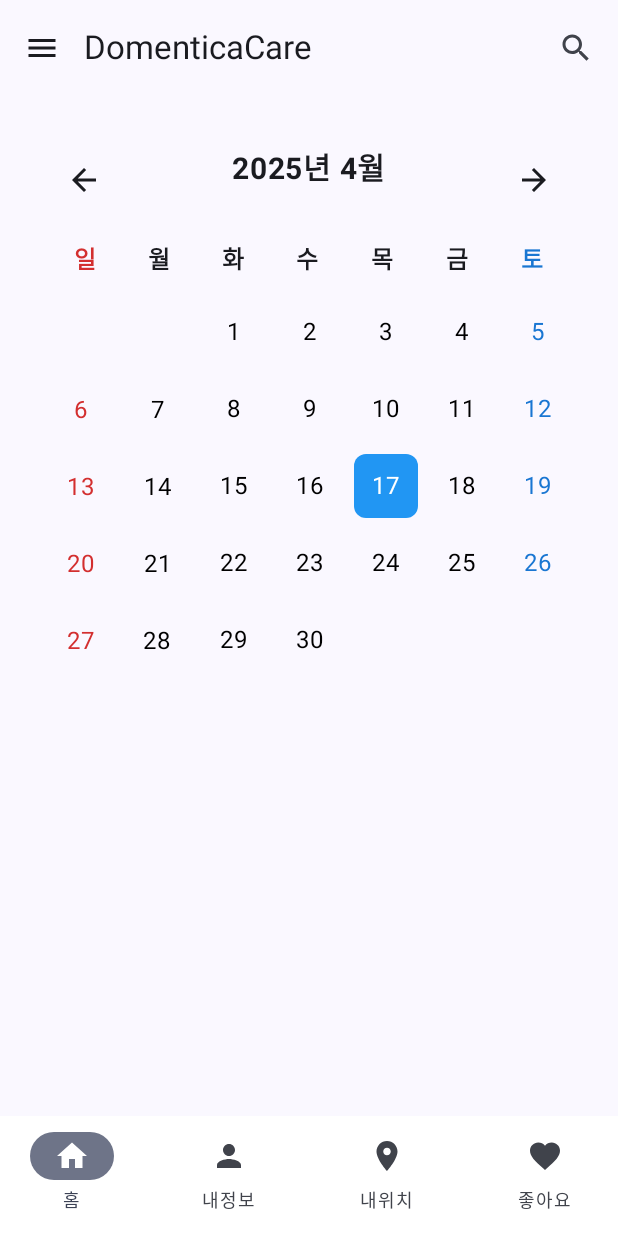
After one commit to DomentiaCare/DomentiaCare, an Android app built with Jetpack Compose: the ScheduleScreen screen opened through its navigation route, on a phone screen of 412 x 824 dp. The commit adds this screen. Run offline under Robolectric (Android 15) with nearby library versions, the phone set to English and light mode, and no system bars; our stand-ins replace Dagger/Hilt's generated code; libraries missing offline, so code that uses them is left out: com.kizitonwose.calendar; 2 statements that could not run were skipped.

Commit message:
홈화면, 일정관리
홈화면에서 일정관리 넘어가게 해둠
일정관리는 달력만 볼 수 있음 아직

```diff
--- a/app/src/main/java/com/example/domentiacare/MainActivity.kt
+++ b/app/src/main/java/com/example/domentiacare/MainActivity.kt
@@ -14,14 +14,15 @@ import androidx.compose.runtime.setValue
 import androidx.compose.ui.Modifier
 import androidx.compose.ui.tooling.preview.Preview
 import com.example.domentiacare.data.local.TokenManager
+import com.example.domentiacare.ui.AppNavHost
 import com.example.domentiacare.ui.screen.home.HomeScreen
 import com.example.domentiacare.ui.screen.login.LoginScreen
-import com.example.domentiacare.ui.screen.navigate.NavigateScreen
 import com.example.domentiacare.ui.theme.DomentiaCareTheme
+
 
 class MainActivity : ComponentActivity() {
 
-    private val IS_DEV_MODE = false
+    private val IS_DEV_MODE = true
 
     override fun onCreate(savedInstanceState: Bundle?) {
         super.onCreate(savedInstanceState)
@@ -29,7 +30,8 @@ class MainActivity : ComponentActivity() {
         setContent {
             DomentiaCareTheme {
                 if (IS_DEV_MODE) {
-                    NavigateScreen()
+//                    NavigateScreen()
+                    AppNavHost() //이 함수 안에 초기 화면과 이동화면들 정의되어있음
                 } else {
                     // ✅ remember 상태로 jwtToken 관리
                     var jwtToken by remember { mutableStateOf(TokenManager.getToken()) }
--- /dev/null
+++ b/app/src/main/java/com/example/domentiacare/data/model/Holiday.kt
@@ -0,0 +1,8 @@
+package com.example.domentiacare.data.model
+
+import java.time.LocalDate
+
+data class Holiday(
+    val date: LocalDate,
+    val name: String
+)
--- /dev/null
+++ b/app/src/main/java/com/example/domentiacare/data/remote/HolidayRetrofitClient.kt
@@ -0,0 +1,19 @@
+package com.example.domentiacare.data.remote
+
+import com.example.domentiacare.data.remote.api.HolidayApi
+import okhttp3.OkHttpClient
+import retrofit2.Retrofit
+import retrofit2.converter.gson.GsonConverterFactory
+
+object HolidayRetrofitClient {
+    private const val BASE_URL = "http://apis.data.go.kr/"
+
+    private val client = OkHttpClient.Builder().build()
+
+    val holidayApi: HolidayApi = Retrofit.Builder()
+        .baseUrl(BASE_URL)
+        .client(client)
+        .addConverterFactory(GsonConverterFactory.create())
+        .build()
+        .create(HolidayApi::class.java)
+}
--- /dev/null
+++ b/app/src/main/java/com/example/domentiacare/data/remote/api/HolidayApi.kt
@@ -0,0 +1,14 @@
+package com.example.domentiacare.data.remote.api
+
+import com.example.domentiacare.data.remote.dto.HolidayResponse
+import retrofit2.http.GET
+import retrofit2.http.Query
+
+interface HolidayApi {
+    @GET("B090041/openapi/service/SpcdeInfoService/getRestDeInfo")
+    suspend fun getHolidays(
+        @Query("ServiceKey") serviceKey: String,
+        @Query("solYear") year: Int,
+        @Query("solMonth") month: String,
+    ): HolidayResponse
+}
--- /dev/null
+++ b/app/src/main/java/com/example/domentiacare/data/remote/dto/HolidayResponse.kt
@@ -0,0 +1,23 @@
+package com.example.domentiacare.data.remote.dto
+
+data class HolidayResponse(
+    val response: ResponseBody
+)
+
+data class ResponseBody(
+    val body: HolidayBody
+)
+
+data class HolidayBody(
+    val items: HolidayItems
+)
+
+data class HolidayItems(
+    val item: List<HolidayItem>?
+)
+
+data class HolidayItem(
+    val dateName: String,
+    val locdate: Long,
+    val isHoliday: String
+)
--- /dev/null
+++ b/app/src/main/java/com/example/domentiacare/data/remote/repository/HolidayRepository.kt
@@ -0,0 +1,31 @@
+package com.example.domentiacare.data.remote.repository
+
+
+
+import com.example.domentiacare.data.remote.HolidayRetrofitClient
+import java.time.LocalDate
+import java.time.format.DateTimeFormatter
+
+class HolidayRepository {
+    private val api = HolidayRetrofitClient.holidayApi
+
+    suspend fun getHolidays(year: Int, month: Int): Map<LocalDate, String> {
+        return try {
+            val response = api.getHolidays(
+                serviceKey = "tmJtQWmquLnWY7NBb6ZZrcKN8/zsBSPne7uuOZPhNgUdmqv9/FXZtfGK04yCXZBrHdkQxBzEkZzEGDLXcT9BXA==", // 🔑 여기에 인증키 넣기
+                year = year,
+                month = String.format("%02d", month)
+            )
+
+            response.response.body.items.item?.associate {
+                val date = LocalDate.parse(
+                    it.locdate.toString(),
+                    DateTimeFormatter.ofPattern("yyyyMMdd")
+                )
+                date to it.dateName
+            } ?: emptyMap()
+        } catch (e: Exception) {
+            emptyMap()
+        }
+    }
+}
--- /dev/null
+++ b/app/src/main/java/com/example/domentiacare/ui/AppNavHost.kt
@@ -0,0 +1,21 @@
+package com.example.domentiacare.ui
+
+import androidx.compose.runtime.Composable
+import androidx.navigation.compose.NavHost
+import androidx.navigation.compose.composable
+import androidx.navigation.compose.rememberNavController
+import com.example.domentiacare.ui.screen.home.Home
+import com.example.domentiacare.ui.screen.schedule.ScheduleScreen
+
+@Composable
+fun AppNavHost() {
+    val navController = rememberNavController()
+
+    NavHost(
+        navController = navController,
+        startDestination = "home"
+    ) {
+        composable("home") { Home(navController) }
+        composable("schedule") { ScheduleScreen(navController) }
+    }
+}
--- /dev/null
+++ b/app/src/main/java/com/example/domentiacare/ui/component/BottomNavBar.kt
@@ -0,0 +1,46 @@
+package com.example.domentiacare.ui.component
+
+import androidx.compose.material.icons.Icons
+import androidx.compose.material.icons.filled.Favorite
+import androidx.compose.material.icons.filled.Home
+import androidx.compose.material.icons.filled.LocationOn
+import androidx.compose.material.icons.filled.Person
+import androidx.compose.material3.Icon
+import androidx.compose.material3.NavigationBar
+import androidx.compose.material3.NavigationBarItem
+import androidx.compose.material3.Text
+import androidx.compose.runtime.Composable
+import androidx.compose.ui.graphics.Color
+
+
+@Composable
+fun BottomNavBar() {
+    NavigationBar(
+        containerColor = Color.White
+    ) {
+        NavigationBarItem(
+            selected = true,
+            onClick = { /* TODO */  },
+            icon = { Icon(Icons.Default.Home, contentDescription = "홈") },
+            label = { Text("홈") }
+        )
+        NavigationBarItem(
+            selected = false,
+            onClick = { /* TODO */ },
+            icon = { Icon(Icons.Default.Person, contentDescription = "내정보") },
+            label = { Text("내정보") }
+        )
+        NavigationBarItem(
+            selected = false,
+            onClick = { /* TODO */ },
+            icon = { Icon(Icons.Default.LocationOn, contentDescription = "내위치") },
+            label = { Text("내위치") }
+        )
+        NavigationBarItem(
+            selected = false,
+            onClick = { /* TODO */ },
+            icon = { Icon(Icons.Default.Favorite, contentDescription = "좋아요") },
+            label = { Text("좋아요") }
+        )
+    }
+}
--- /dev/null
+++ b/app/src/main/java/com/example/domentiacare/ui/component/CustomCalendar.kt
@@ -0,0 +1,160 @@
+package com.example.domentiacare.ui.component
+
+import androidx.compose.foundation.background
+import androidx.compose.foundation.clickable
+import androidx.compose.foundation.layout.Arrangement
+import androidx.compose.foundation.layout.Box
+import androidx.compose.foundation.layout.Column
+import androidx.compose.foundation.layout.PaddingValues
+import androidx.compose.foundation.layout.Row
+import androidx.compose.foundation.layout.Spacer
+import androidx.compose.foundation.layout.aspectRatio
+import androidx.compose.foundation.layout.fillMaxHeight
+import androidx.compose.foundation.layout.fillMaxWidth
+import androidx.compose.foundation.layout.height
+import androidx.compose.foundation.layout.padding
+import androidx.compose.foundation.lazy.grid.GridCells
+import androidx.compose.foundation.lazy.grid.LazyVerticalGrid
+import androidx.compose.foundation.lazy.grid.items
+import androidx.compose.material.icons.Icons
+import androidx.compose.material.icons.filled.ArrowBack
+import androidx.compose.material.icons.filled.ArrowForward
+import androidx.compose.material3.Icon
+import androidx.compose.material3.IconButton
+import androidx.compose.material3.MaterialTheme
+import androidx.compose.material3.Text
+import androidx.compose.runtime.Composable
+import androidx.compose.runtime.getValue
+import androidx.compose.runtime.mutableStateOf
+import androidx.compose.runtime.remember
+import androidx.compose.runtime.setValue
+import androidx.compose.ui.Alignment
+import androidx.compose.ui.Modifier
+import androidx.compose.ui.graphics.Color
+import androidx.compose.ui.text.font.FontWeight
+import androidx.compose.ui.text.style.TextAlign
+import androidx.compose.ui.unit.dp
+import androidx.compose.ui.unit.sp
+import java.time.DayOfWeek
+import java.time.LocalDate
+import java.time.YearMonth
+
+@Composable
+fun CustomCalendar(
+    modifier: Modifier = Modifier,
+    onDateSelected: (LocalDate) -> Unit = {},
+    holidays: Map<LocalDate, String> = emptyMap()
+) {
+    val today = LocalDate.now()
+    var selectedDate by remember { mutableStateOf(today) }
+    var currentMonth by remember { mutableStateOf(YearMonth.now()) }
+
+    val firstDayOfMonth = currentMonth.atDay(1)
+    val lastDayOfMonth = currentMonth.atEndOfMonth()
+
+    // ✅ 일요일 기준으로 날짜 시작 맞춤
+    val firstDayOfWeek = (firstDayOfMonth.dayOfWeek.ordinal + 7 - DayOfWeek.SUNDAY.ordinal) % 7
+    val totalDays = firstDayOfWeek + lastDayOfMonth.dayOfMonth
+
+    val dates = (0 until totalDays).map { index ->
+        if (index < firstDayOfWeek) null
+        else currentMonth.atDay(index - firstDayOfWeek + 1)
+    }
+
+    // ✅ 한글 요일 표시
+    val koreanDaysOfWeek = listOf("일", "월", "화", "수", "목", "금", "토")
+
+    Column(modifier = modifier.padding(16.dp)) {
+
+        // 월 변경 버튼
+        Row(
+            modifier = Modifier.fillMaxWidth(),
+            horizontalArrangement = Arrangement.SpaceBetween
+        ) {
+            IconButton(onClick = { currentMonth = currentMonth.minusMonths(1) }) {
+                Icon(Icons.Default.ArrowBack, contentDescription = "Previous Month")
+            }
+            Text(
+                text = "${currentMonth.year}년 ${currentMonth.monthValue}월",
+                fontSize = 20.sp,
+                fontWeight = FontWeight.Bold
+            )
+            IconButton(onClick = { currentMonth = currentMonth.plusMonths(1) }) {
+                Icon(Icons.Default.ArrowForward, contentDescription = "Next Month")
+            }
+        }
+
+        Spacer(modifier = Modifier.height(16.dp))
+
+        // ✅ 요일 헤더 (한글 + 색상 적용)
+        Row(modifier = Modifier.fillMaxWidth()) {
+            koreanDaysOfWeek.forEachIndexed { index, day ->
+                val color = when (index) {
+                    0 -> Color(0xFFD32F2F) // 일요일
+                    6 -> Color(0xFF1976D2) // 토요일
+                    else -> Color.Unspecified
+                }
+                Text(
+                    text = day,
+                    modifier = Modifier.weight(1f),
+                    textAlign = TextAlign.Center,
+                    fontWeight = FontWeight.Bold,
+                    color = color
+                )
+            }
+        }
+
+        Spacer(modifier = Modifier.height(8.dp))
+
+        // 날짜 그리드
+        LazyVerticalGrid(
+            columns = GridCells.Fixed(7),
+            modifier = Modifier.fillMaxHeight(),
+            contentPadding = PaddingValues(vertical = 8.dp),
+            verticalArrangement = Arrangement.spacedBy(8.dp),
+            horizontalArrangement = Arrangement.spacedBy(8.dp)
+        ) {
+            items(dates) { date ->
+                val holidayName = holidays[date]
+                val dayOfWeek = date?.dayOfWeek
+                val textColor = when (dayOfWeek) {
+                    DayOfWeek.SUNDAY -> if (date == selectedDate) Color.White else Color(0xFFD32F2F)
+                    DayOfWeek.SATURDAY -> if (date == selectedDate) Color.White else Color(0xFF1976D2)
+                    else -> if (date == selectedDate) Color.White else Color.Black
+                }
+                Box(
+                    modifier = Modifier
+                        .aspectRatio(1f)
+                        .background(
+                            color = when {
+                                date == selectedDate -> Color(0xFF2196F3)
+                                date == today -> Color(0xFFBBDEFB)
+                                else -> Color.Transparent
+                            },
+                            shape = MaterialTheme.shapes.small
+                        )
+                        .clickable(enabled = date != null) {
+                            date?.let {
+                                selectedDate = it
+                                onDateSelected(it)
+                            }
+                        },
+                    contentAlignment = Alignment.Center
+                ) {
+                    Text(
+                        text = date?.dayOfMonth?.toString() ?: "",
+                        color = textColor
+                    )
+                    // ✅ 공휴일 이름 표시
+                    if (holidayName != null) {
+                        Text(
+                            text = holidayName,
+                            fontSize = 10.sp,
+                            color = Color.Red
+                        )
+                    }
+                }
+            }
+        }
+    }
+}
--- /dev/null
+++ b/app/src/main/java/com/example/domentiacare/ui/component/TopBar.kt
@@ -0,0 +1,40 @@
+package com.example.domentiacare.ui.component
+
+import androidx.compose.material.icons.Icons
+import androidx.compose.material.icons.filled.Menu
+import androidx.compose.material.icons.filled.Search
+import androidx.compose.material3.DrawerState
+import androidx.compose.material3.ExperimentalMaterial3Api
+import androidx.compose.material3.Icon
+import androidx.compose.material3.IconButton
+import androidx.compose.material3.Text
+import androidx.compose.material3.TopAppBar
+import androidx.compose.runtime.Composable
+import kotlinx.coroutines.CoroutineScope
+import kotlinx.coroutines.launch
+
+@OptIn(ExperimentalMaterial3Api::class)
+@Composable
+fun TopBar(
+    title: String = "DementiaCare",
+    drawerState: DrawerState,
+    scope: CoroutineScope
+) {
+    TopAppBar(
+        title = { Text(text = title) },
+        navigationIcon = {
+            IconButton(onClick = {
+                scope.launch {
+                    drawerState.open() // 👉 드로어 열기
+                }
+            }) {
+                Icon(Icons.Default.Menu, contentDescription = "Menu")
+            }
+        },
+        actions = {
+            IconButton(onClick = { /* 검색 */ }) {
+                Icon(Icons.Default.Search, contentDescription = "Search")
+            }
+        }
+    )
+}
--- /dev/null
+++ b/app/src/main/java/com/example/domentiacare/ui/screen/Schedule/ScheduleScreen.kt
@@ -0,0 +1,70 @@
+package com.example.domentiacare.ui.screen.schedule
+
+import androidx.compose.foundation.layout.Column
+import androidx.compose.foundation.layout.fillMaxSize
+import androidx.compose.foundation.layout.padding
+import androidx.compose.material3.DrawerValue
+import androidx.compose.material3.Scaffold
+import androidx.compose.material3.rememberDrawerState
+import androidx.compose.runtime.Composable
+import androidx.compose.runtime.LaunchedEffect
+import androidx.compose.runtime.getValue
+import androidx.compose.runtime.mutableStateOf
+import androidx.compose.runtime.remember
+import androidx.compose.runtime.rememberCoroutineScope
+import androidx.compose.runtime.setValue
+import androidx.compose.ui.Modifier
+import androidx.compose.ui.unit.dp
+import androidx.hilt.navigation.compose.hiltViewModel
+import androidx.navigation.NavController
+import com.example.domentiacare.ui.component.BottomNavBar
+import com.example.domentiacare.ui.component.CustomCalendar
+import com.example.domentiacare.ui.component.TopBar
+import com.example.domentiacare.viewmodel.CalendarViewModel
+import com.kizitonwose.calendar.compose.weekcalendar.rememberWeekCalendarState
+import java.time.DayOfWeek
+import java.time.LocalDate
+
+@Composable
+fun ScheduleScreen(navController: NavController, viewModel: CalendarViewModel = hiltViewModel()) {
+    val holidays = viewModel.holidays
+    val currentYear = LocalDate.now().year
+    val currentMonth = LocalDate.now().monthValue
+
+    LaunchedEffect(Unit) {
+        viewModel.loadHolidays(currentYear, currentMonth)
+    }
+    val today = LocalDate.now()
+
+    //topbar
+    val drawerState = rememberDrawerState(DrawerValue.Closed)
+    val scope = rememberCoroutineScope()
+
+    var selectedDate by remember { mutableStateOf(today) }
+    val state = rememberWeekCalendarState(
+        startDate = today.minusMonths(1),
+        endDate = today.plusMonths(1),
+        firstVisibleWeekDate = today,
+        firstDayOfWeek = DayOfWeek.SUNDAY
+    )
+
+    Scaffold(
+        topBar = { TopBar(title = "DomenticaCare", drawerState = drawerState, scope = scope) },
+        bottomBar = { BottomNavBar() }
+    ) { padding ->
+        Column(
+            modifier = Modifier
+                .padding(padding)
+                .fillMaxSize()
+                .padding(16.dp)
+        ) {
+            CustomCalendar(
+                holidays = holidays,
+                onDateSelected = { selectedDate ->
+                    // 선택된 날짜 처리
+                    println("선택된 날짜: $selectedDate")
+                }
+            )
+        }
+    }
+}
--- /dev/null
+++ b/app/src/main/java/com/example/domentiacare/ui/screen/home/Home.kt
@@ -0,0 +1,171 @@
+package com.example.domentiacare.ui.screen.home
+
+import androidx.compose.foundation.background
+import androidx.compose.foundation.clickable
+import androidx.compose.foundation.layout.Arrangement
+import androidx.compose.foundation.layout.Box
+import androidx.compose.foundation.layout.Column
+import androidx.compose.foundation.layout.Row
+import androidx.compose.foundation.layout.Spacer
+import androidx.compose.foundation.layout.fillMaxSize
+import androidx.compose.foundation.layout.fillMaxWidth
+import androidx.compose.foundation.layout.height
+import androidx.compose.foundation.layout.padding
+import androidx.compose.foundation.layout.size
+import androidx.compose.foundation.shape.RoundedCornerShape
+import androidx.compose.material.icons.Icons
+import androidx.compose.material.icons.filled.Call
+import androidx.compose.material.icons.filled.DateRange
+import androidx.compose.material.icons.filled.Face
+import androidx.compose.material.icons.filled.Place
+import androidx.compose.material.icons.filled.Settings
+import androidx.compose.material3.Card
+import androidx.compose.material3.CardDefaults
+import androidx.compose.material3.DrawerValue
+import androidx.compose.material3.Icon
+import androidx.compose.material3.IconButton
+import androidx.compose.material3.ModalDrawerSheet
+import androidx.compose.material3.ModalNavigationDrawer
+import androidx.compose.material3.NavigationDrawerItem
+import androidx.compose.material3.Scaffold
+import androidx.compose.material3.Text
+import androidx.compose.material3.rememberDrawerState
+import androidx.compose.runtime.Composable
+import androidx.compose.runtime.rememberCoroutineScope
+import androidx.compose.ui.Alignment
+import androidx.compose.ui.Modifier
+import androidx.compose.ui.graphics.Color
+import androidx.compose.ui.graphics.vector.ImageVector
+import androidx.compose.ui.text.font.FontWeight
+import androidx.compose.ui.unit.dp
+import androidx.compose.ui.unit.sp
+import androidx.navigation.NavController
+import com.example.domentiacare.ui.component.BottomNavBar
+import com.example.domentiacare.ui.component.TopBar
+
+@Composable
+fun Home(navController: NavController) {
+    val drawerState = rememberDrawerState(DrawerValue.Closed)
+    val scope = rememberCoroutineScope()
+
+    ModalNavigationDrawer(
+        drawerState = drawerState,
+        drawerContent = {
+            ModalDrawerSheet {
+                Text("메뉴", modifier = Modifier.padding(16.dp))
+                NavigationDrawerItem(
+                    label = { Text("홈") },
+                    selected = false,
+                    onClick = {
+                        // TODO
+                    }
+                )
+                NavigationDrawerItem(
+                    label = { Text("내 정보") },
+                    selected = false,
+                    onClick = {
+                        // TODO
+                    }
+                )
+            }
+        }
+    ) { Scaffold(
+        topBar = { TopBar(title = "DomenticaCare", drawerState = drawerState, scope = scope) },
+        bottomBar = { BottomNavBar() }
+    ) { padding ->
+        Column(
+            modifier = Modifier
+                .fillMaxSize()
+                .padding(padding)
+                .padding(16.dp)
+        ) {
+
+            Spacer(modifier = Modifier.height(16.dp))
+
+            // 2. 정보 카드
+            Card(
+                shape = RoundedCornerShape(16.dp),
+                modifier = Modifier.fillMaxWidth(),
+                colors = CardDefaults.cardColors(containerColor = Color(0xFFE3F2FD))
+            ) {
+                Row(
+                    modifier = Modifier
+                        .fillMaxWidth()
+                        .padding(16.dp),
+                    verticalAlignment = Alignment.CenterVertically,
+                    horizontalArrangement = Arrangement.SpaceBetween
+                ) {
+                    Column {
+                        Text("안녕하세요, 박진호님", fontSize = 18.sp)
+                        Text("오늘도 좋은 하루 보내세요!", fontSize = 14.sp, color = Color.Gray)
+                    }
+
+                    IconButton(onClick = { /* TODO: 클릭 동작 통화?? */ }) {
+                        Icon(Icons.Default.Call, contentDescription = "통화")
+                    }
+                }
+            }
+
+            Spacer(modifier = Modifier.height(24.dp))
+
+            // 3. Quick Access 텍스트
+            Text("Quick Access", fontSize = 18.sp, modifier = Modifier.padding(bottom = 8.dp))
+
+            // 4. 2x2 버튼 그리드
+            Column {
+                Row(Modifier.fillMaxWidth(), horizontalArrangement = Arrangement.SpaceEvenly) {
+                    QuickAccessButton("길찾기", Icons.Default.Place, {})
+                    QuickAccessButton("일정관리", Icons.Default.DateRange, {navController.navigate("schedule")})
+                }
+                Spacer(modifier = Modifier.height(16.dp))
+                Row(Modifier.fillMaxWidth(), horizontalArrangement = Arrangement.SpaceEvenly) {
+                    QuickAccessButton("환자관리", Icons.Default.Face, {})
+                    QuickAccessButton("설정", Icons.Default.Settings, {})
+                }
+            }
+        }
+    }}
+
+}
+
+@Composable
+fun QuickAccessButton(label: String, icon: ImageVector, onClick: () -> Unit ) {
+    Column(
+        modifier = Modifier
+            .size(160.dp) // 버튼 전체 크기
+            .background(
+                color = Color(0xFFE3F2FD), // 연한 파란색
+                shape = RoundedCornerShape(20.dp)
+            )
+            .clickable {onClick() }
+            .padding(horizontal = 20.dp, vertical = 25.dp),
+
+        verticalArrangement = Arrangement.Top,
+        horizontalAlignment = Alignment.Start
+    ) {
+        // 아이콘 배경 박스
+        Box(
+            modifier = Modifier
+                .size(48.dp)
+                .background(Color.White, shape = RoundedCornerShape(12.dp)),
+            contentAlignment = Alignment.Center
+        ) {
+            Icon(
+                imageVector = icon,
+                contentDescription = label,
+                tint = Color(0xFF2196F3), // 아이콘 진한 파란색
+                modifier = Modifier.size(28.dp)
+            )
+        }
+
+        Spacer(modifier = Modifier.height(30.dp))
+
+        // 텍스트
+        Text(
+            text = label,
+            fontSize = 14.sp,
+            color = Color.Black,
+            fontWeight = FontWeight.Bold
+        )
+    }
+}
--- /dev/null
+++ b/app/src/main/java/com/example/domentiacare/viewmodel/CalendarViewModel.kt
@@ -0,0 +1,27 @@
+package com.example.domentiacare.viewmodel
+
+import androidx.compose.runtime.getValue
+import androidx.compose.runtime.mutableStateOf
+import androidx.compose.runtime.setValue
+import androidx.lifecycle.ViewModel
+import androidx.lifecycle.viewModelScope
+import com.example.domentiacare.data.remote.repository.HolidayRepository
+import dagger.hilt.android.lifecycle.HiltViewModel
+import kotlinx.coroutines.launch
+import java.time.LocalDate
+import javax.inject.Inject
+
+@HiltViewModel
+class CalendarViewModel @Inject constructor(
+    private val repository: HolidayRepository
+) : ViewModel() {
+
+    var holidays by mutableStateOf<Map<LocalDate, String>>(emptyMap())
+        private set
+
+    fun loadHolidays(year: Int, month: Int) {
+        viewModelScope.launch {
+            holidays = repository.getHolidays(year, month)
+        }
+    }
+}
```
Also changed, not shown: app/build.gradle.kts (+14 -1 lines).
